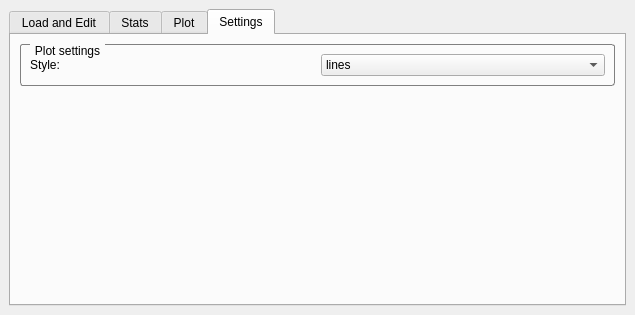
OpenBfS/qgis-radiation-toolbox-plugin, file safecast_dockwidget_base.ui: the form before one commit.
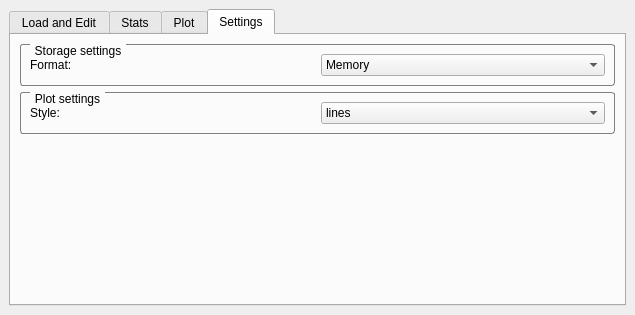
The form after the commit. The open tabs and pages were chosen to show the change. Icons and pictures are not drawn.

Commit message: storage format settings added, remember settings

What changed in the file:
```diff
--- a/safecast_dockwidget_base.ui
+++ b/safecast_dockwidget_base.ui
@@ -13,7 +13,7 @@
   <property name="minimumSize">
    <size>
     <width>272</width>
-    <height>200</height>
+    <height>228</height>
    </size>
   </property>
   <property name="maximumSize">
@@ -226,6 +226,49 @@
           </property>
          </spacer>
         </item>
+        <item row="0" column="0">
+         <widget class="QGroupBox" name="storageGroupBox">
+          <property name="styleSheet">
+           <string notr="true">QGroupBox {
+    border: 1px solid gray;
+    border-radius: 3px;
+    margin-top: 0.5em;
+}
+
+QGroupBox::title {
+    subcontrol-origin: margin;
+    left: 10px;
+    padding: 0 3px 0 3px;
+}</string>
+          </property>
+          <property name="title">
+           <string>Storage settings</string>
+          </property>
+          <layout class="QHBoxLayout" name="horizontalLayout">
+           <item>
+            <widget class="QLabel" name="storageLabel">
+             <property name="text">
+              <string>Format:</string>
+             </property>
+            </widget>
+           </item>
+           <item>
+            <widget class="QComboBox" name="storageCombo">
+             <item>
+              <property name="text">
+               <string>Memory</string>
+              </property>
+             </item>
+             <item>
+              <property name="text">
+               <string>SQLite</string>
+              </property>
+             </item>
+            </widget>
+           </item>
+          </layout>
+         </widget>
+        </item>
        </layout>
       </widget>
      </widget>
```
Left out of the diff: 4 changed lines with no effect on the pictures. The commit also changes 3 other files.
